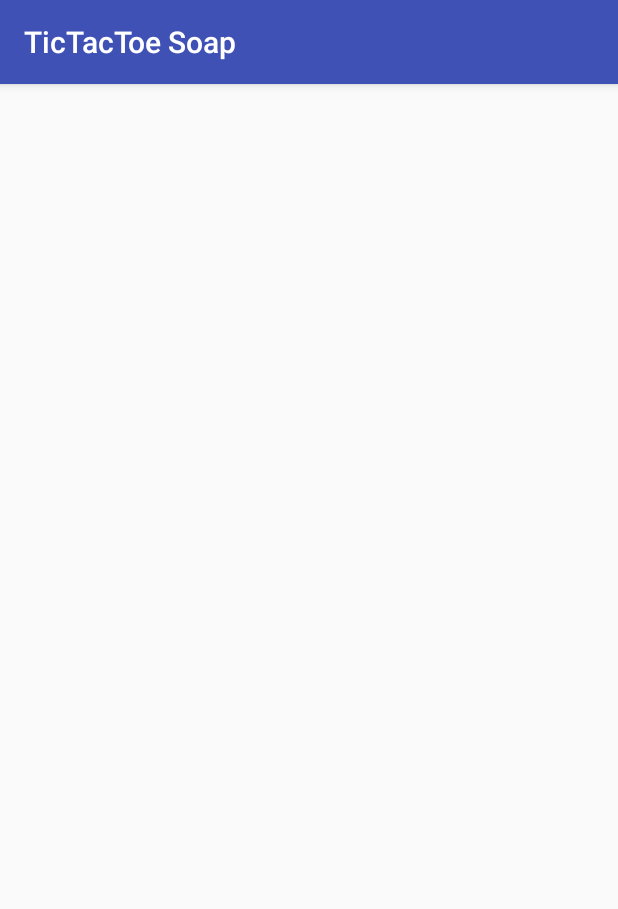
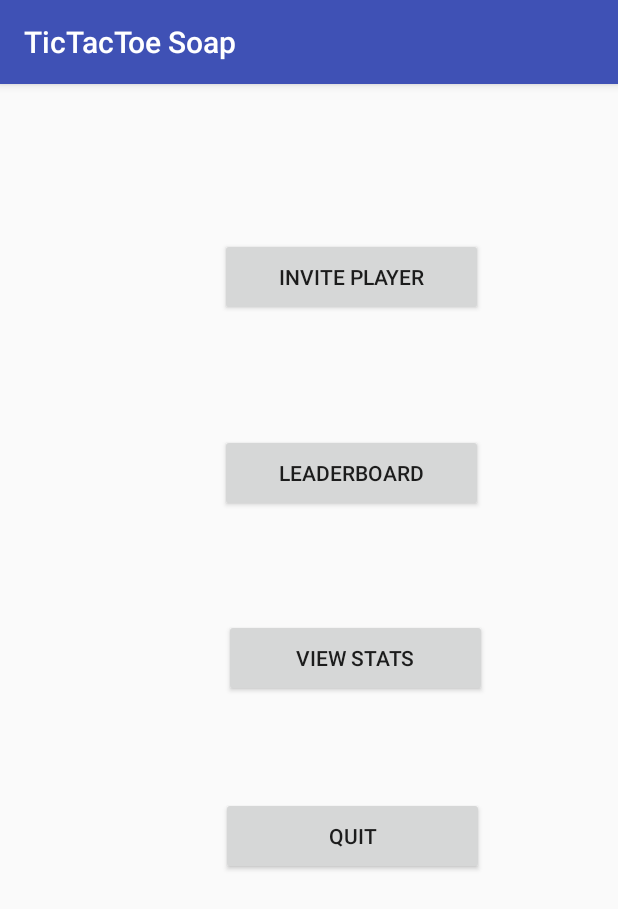
Before and after one commit to JakeIRE/MultiplatformTictactoe, an Android app: the screen it shows after launch (Menu), after a tap on "LOGIN", on a phone screen of 412 x 824 dp. Shown: the top 909 px of the screen. Run offline under Robolectric (Android 15) with nearby library versions, the phone set to English and light mode, and no system bars.

Commit message:
ui stuff

```diff
--- a/TicTacToeSoap/app/src/main/AndroidManifest.xml
+++ b/TicTacToeSoap/app/src/main/AndroidManifest.xml
@@ -21,7 +21,8 @@
                 <category android:name="android.intent.category.LAUNCHER" />
             </intent-filter>
         </activity>
-        <activity android:name=".Menu"></activity>
+        <activity android:name=".Menu" />
+        <activity android:name=".Game"></activity>
     </application>
 
 </manifest>
--- /dev/null
+++ b/TicTacToeSoap/app/src/main/java/colummullallycom/tictactoesoap/Game.java
@@ -0,0 +1,20 @@
+package colummullallycom.tictactoesoap;
+
+import android.content.Intent;
+import android.support.annotation.StringDef;
+import android.support.v7.app.AppCompatActivity;
+import android.os.Bundle;
+
+public class Game extends AppCompatActivity {
+    String uName,JName;
+    @Override
+    protected void onCreate(Bundle savedInstanceState) {
+        super.onCreate(savedInstanceState);
+        setContentView(R.layout.activity_game);
+        Intent iin= getIntent();
+        Bundle b = iin.getExtras();
+        uName = (String) b.get("Code");
+        JName = (String) b.get("Code1");
+
+    }
+}
--- a/TicTacToeSoap/app/src/main/java/colummullallycom/tictactoesoap/Login.java
+++ b/TicTacToeSoap/app/src/main/java/colummullallycom/tictactoesoap/Login.java
@@ -32,6 +32,11 @@ public class Login extends AppCompatActivity {
                 password=passwordIn.getText().toString();
                 //TODO
                 //checks and stuff
+                /*String output = db.loginVerify(uname, pass);
+                if(output.length() == 0)
+                    continueMain(uname);
+                else
+                    menuText.setText(output);*/
                 Intent myIntent=new Intent(Login.this,Menu.class);
                 Bundle bundle= new Bundle();
                 bundle.putString("Code",uName);
--- a/TicTacToeSoap/app/src/main/java/colummullallycom/tictactoesoap/Menu.java
+++ b/TicTacToeSoap/app/src/main/java/colummullallycom/tictactoesoap/Menu.java
@@ -1,13 +1,54 @@
 package colummullallycom.tictactoesoap;
 
+import android.content.Intent;
 import android.support.v7.app.AppCompatActivity;
 import android.os.Bundle;
+import android.view.View;
+import android.widget.Button;
 
 public class Menu extends AppCompatActivity {
-
+    String uName;
+    Button quitBtn,inviteBtn,leaderboardBtn;
     @Override
     protected void onCreate(Bundle savedInstanceState) {
         super.onCreate(savedInstanceState);
         setContentView(R.layout.activity_menu);
+        Intent iin= getIntent();
+        Bundle b = iin.getExtras();
+        uName = (String) b.get("Code");
+        inviteBtn = (Button) findViewById(R.id.button9);
+    }
+    protected void onStart() {
+        super.onStart();
+
+        inviteBtn.setOnClickListener(new View.OnClickListener(){
+            @Override
+            public void onClick(View v){
+                //TODO
+                //checks and stuff
+                /*
+                        Object options[] = db.getOptions(uname);
+                        if(options.length > 1){
+                            String input = (String) JOptionPane.showInputDialog(null, "Players online",
+                                    "Choose a player to play against", JOptionPane.QUESTION_MESSAGE, null, // Use
+                                    // default
+                                    // icon
+                                    options, // Array of choices
+                                    options[0]);
+
+                            if(input != null && !input.equals("None"))
+                                db.invite(uname, input);
+                        }
+                }*/
+                Intent myIntent=new Intent(Menu.this,Game.class);
+                Bundle bundle= new Bundle();
+                bundle.putString("Code",uName);
+                bundle.putString("Code1",uName);
+                myIntent.putExtras(bundle);
+                startActivity(myIntent);
+
+            }
+        });
+
     }
 }
--- /dev/null
+++ b/TicTacToeSoap/app/src/main/res/layout/activity_game.xml
@@ -0,0 +1,9 @@
+<?xml version="1.0" encoding="utf-8"?>
+<android.support.constraint.ConstraintLayout xmlns:android="http://schemas.android.com/apk/res/android"
+    xmlns:app="http://schemas.android.com/apk/res-auto"
+    xmlns:tools="http://schemas.android.com/tools"
+    android:layout_width="match_parent"
+    android:layout_height="match_parent"
+    tools:context="colummullallycom.tictactoesoap.Game">
+
+</android.support.constraint.ConstraintLayout>
--- a/TicTacToeSoap/app/src/main/res/layout/activity_menu.xml
+++ b/TicTacToeSoap/app/src/main/res/layout/activity_menu.xml
@@ -6,4 +6,69 @@
     android:layout_height="match_parent"
     tools:context="colummullallycom.tictactoesoap.Menu">
 
+    <Button
+        android:id="@+id/button4"
+        android:layout_width="175dp"
+        android:layout_height="52dp"
+        android:layout_marginBottom="8dp"
+        android:layout_marginLeft="8dp"
+        android:layout_marginRight="87dp"
+        android:layout_marginTop="8dp"
+        android:text="LeaderBoard"
+        app:layout_constraintBottom_toBottomOf="parent"
+        app:layout_constraintHorizontal_bias="0.98"
+        app:layout_constraintLeft_toLeftOf="parent"
+        app:layout_constraintRight_toRightOf="parent"
+        app:layout_constraintTop_toTopOf="parent"
+        app:layout_constraintVertical_bias="0.322" />
+
+    <Button
+        android:id="@+id/button9"
+        android:layout_width="175dp"
+        android:layout_height="52dp"
+        android:layout_marginBottom="8dp"
+        android:layout_marginLeft="8dp"
+        android:layout_marginRight="87dp"
+        android:layout_marginTop="8dp"
+        android:text="Invite Player"
+        app:layout_constraintBottom_toBottomOf="parent"
+        app:layout_constraintHorizontal_bias="0.98"
+        app:layout_constraintLeft_toLeftOf="parent"
+        app:layout_constraintRight_toRightOf="parent"
+        app:layout_constraintTop_toTopOf="parent"
+        app:layout_constraintVertical_bias="0.135" />
+
+    <Button
+        android:id="@+id/button8"
+        android:layout_width="175dp"
+        android:layout_height="52dp"
+        android:layout_marginBottom="8dp"
+        android:layout_marginLeft="8dp"
+        android:layout_marginRight="87dp"
+        android:layout_marginTop="8dp"
+        android:text="View Stats"
+        app:layout_constraintBottom_toBottomOf="parent"
+        app:layout_constraintHorizontal_bias="1.0"
+        app:layout_constraintLeft_toLeftOf="parent"
+        app:layout_constraintRight_toRightOf="parent"
+        app:layout_constraintTop_toTopOf="parent"
+        app:layout_constraintVertical_bias="0.498" />
+
+    <Button
+        android:id="@+id/button6"
+        android:layout_width="175dp"
+        android:layout_height="52dp"
+        android:layout_marginBottom="8dp"
+        android:layout_marginLeft="8dp"
+        android:layout_marginRight="87dp"
+        android:layout_marginTop="8dp"
+        android:text="Quit"
+        app:layout_constraintBottom_toBottomOf="parent"
+        app:layout_constraintHorizontal_bias="0.985"
+        app:layout_constraintLeft_toLeftOf="parent"
+        app:layout_constraintRight_toRightOf="parent"
+        app:layout_constraintTop_toTopOf="parent"
+        app:layout_constraintVertical_bias="0.668"
+        tools:layout_editor_absoluteX="57dp" />
+
 </android.support.constraint.ConstraintLayout>
```
Also changed, not shown: 2 other files.
